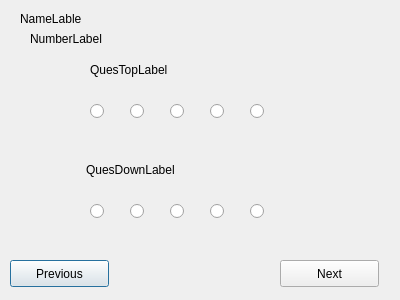
The window that qualificationinit.ui (abhinavthukral28/stuPID) describes before a commit, drawn with Qt 5.
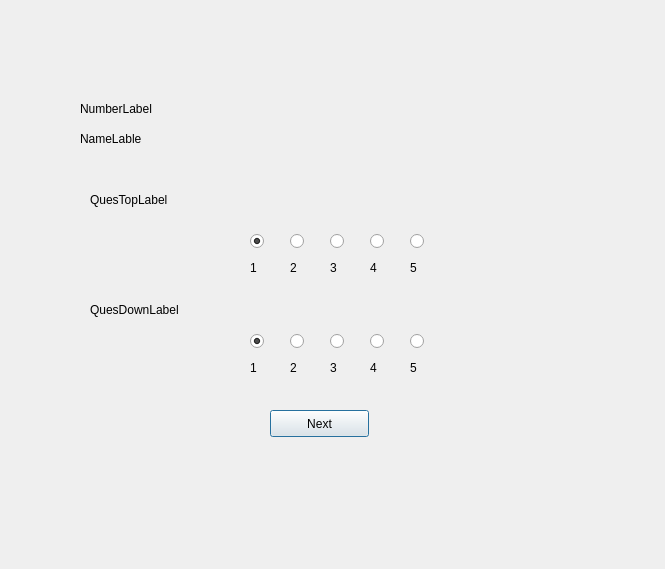
The same window after the commit.

Commit message: Registration almost done

What changed in the file:
```diff
--- a/qualificationinit.ui
+++ b/qualificationinit.ui
@@ -6,31 +6,18 @@
    <rect>
     <x>0</x>
     <y>0</y>
-    <width>400</width>
-    <height>300</height>
+    <width>665</width>
+    <height>569</height>
    </rect>
   </property>
   <property name="windowTitle">
    <string>Qualification</string>
   </property>
-  <widget class="QPushButton" name="PreviousButton">
-   <property name="geometry">
-    <rect>
-     <x>10</x>
-     <y>260</y>
-     <width>99</width>
-     <height>27</height>
-    </rect>
-   </property>
-   <property name="text">
-    <string>Previous</string>
-   </property>
-  </widget>
   <widget class="QPushButton" name="NextButton">
    <property name="geometry">
     <rect>
-     <x>280</x>
-     <y>260</y>
+     <x>270</x>
+     <y>410</y>
      <width>99</width>
      <height>27</height>
     </rect>
@@ -42,9 +29,9 @@
   <widget class="QLabel" name="QuesDownLabel">
    <property name="geometry">
     <rect>
-     <x>86</x>
-     <y>160</y>
-     <width>221</width>
+     <x>90</x>
+     <y>300</y>
+     <width>521</width>
      <height>20</height>
     </rect>
    </property>
@@ -56,8 +43,8 @@
    <property name="geometry">
     <rect>
      <x>90</x>
-     <y>60</y>
-     <width>241</width>
+     <y>190</y>
+     <width>511</width>
      <height>20</height>
     </rect>
    </property>
@@ -68,9 +55,9 @@
   <widget class="QLabel" name="keyLabel">
    <property name="geometry">
     <rect>
-     <x>20</x>
-     <y>10</y>
-     <width>91</width>
+     <x>80</x>
+     <y>130</y>
+     <width>271</width>
      <height>17</height>
     </rect>
    </property>
@@ -81,8 +68,8 @@
   <widget class="QLabel" name="NumberLabel">
    <property name="geometry">
     <rect>
-     <x>30</x>
-     <y>30</y>
+     <x>80</x>
+     <y>100</y>
      <width>101</width>
      <height>17</height>
     </rect>
@@ -94,8 +81,8 @@
   <widget class="QRadioButton" name="qB1">
    <property name="geometry">
     <rect>
-     <x>90</x>
-     <y>100</y>
+     <x>250</x>
+     <y>230</y>
      <width>21</width>
      <height>22</height>
     </rect>
@@ -103,6 +90,9 @@
    <property name="text">
     <string/>
    </property>
+   <property name="checked">
+    <bool>true</bool>
+   </property>
    <attribute name="buttonGroup">
     <string notr="true">qualificationButtonGroup</string>
    </attribute>
@@ -110,8 +100,8 @@
   <widget class="QRadioButton" name="qB2">
    <property name="geometry">
     <rect>
-     <x>130</x>
-     <y>100</y>
+     <x>290</x>
+     <y>230</y>
      <width>21</width>
      <height>22</height>
     </rect>
@@ -126,8 +116,8 @@
   <widget class="QRadioButton" name="qB3">
    <property name="geometry">
     <rect>
-     <x>170</x>
-     <y>100</y>
+     <x>330</x>
+     <y>230</y>
      <width>21</width>
      <height>22</height>
     </rect>
@@ -142,8 +132,8 @@
   <widget class="QRadioButton" name="qB4">
    <property name="geometry">
     <rect>
-     <x>210</x>
-     <y>100</y>
+     <x>370</x>
+     <y>230</y>
      <width>21</width>
      <height>22</height>
     </rect>
@@ -158,8 +148,8 @@
   <widget class="QRadioButton" name="qB5">
    <property name="geometry">
     <rect>
-     <x>250</x>
-     <y>100</y>
+     <x>410</x>
+     <y>230</y>
      <width>21</width>
      <height>22</height>
     </rect>
@@ -174,8 +164,8 @@
   <widget class="QRadioButton" name="eB1">
    <property name="geometry">
     <rect>
-     <x>90</x>
-     <y>200</y>
+     <x>250</x>
+     <y>330</y>
      <width>21</width>
      <height>22</height>
     </rect>
@@ -183,6 +173,9 @@
    <property name="text">
     <string/>
    </property>
+   <property name="checked">
+    <bool>true</bool>
+   </property>
    <attribute name="buttonGroup">
     <string notr="true">expectationButtonGroup</string>
    </attribute>
@@ -190,8 +183,8 @@
   <widget class="QRadioButton" name="eB5">
    <property name="geometry">
     <rect>
-     <x>250</x>
-     <y>200</y>
+     <x>410</x>
+     <y>330</y>
      <width>21</width>
      <height>22</height>
     </rect>
@@ -206,8 +199,8 @@
   <widget class="QRadioButton" name="eB2">
    <property name="geometry">
     <rect>
-     <x>130</x>
-     <y>200</y>
+     <x>290</x>
+     <y>330</y>
      <width>21</width>
      <height>22</height>
     </rect>
@@ -222,8 +215,8 @@
   <widget class="QRadioButton" name="eB4">
    <property name="geometry">
     <rect>
-     <x>210</x>
-     <y>200</y>
+     <x>370</x>
+     <y>330</y>
      <width>21</width>
      <height>22</height>
     </rect>
@@ -238,8 +231,8 @@
   <widget class="QRadioButton" name="eB3">
    <property name="geometry">
     <rect>
-     <x>170</x>
-     <y>200</y>
+     <x>330</x>
+     <y>330</y>
      <width>21</width>
      <height>22</height>
     </rect>
@@ -251,6 +244,136 @@
     <string notr="true">expectationButtonGroup</string>
    </attribute>
   </widget>
+  <widget class="QLabel" name="label">
+   <property name="geometry">
+    <rect>
+     <x>250</x>
+     <y>260</y>
+     <width>16</width>
+     <height>16</height>
+    </rect>
+   </property>
+   <property name="text">
+    <string>1</string>
+   </property>
+  </widget>
+  <widget class="QLabel" name="label_2">
+   <property name="geometry">
+    <rect>
+     <x>410</x>
+     <y>260</y>
+     <width>59</width>
+     <height>16</height>
+    </rect>
+   </property>
+   <property name="text">
+    <string>5</string>
+   </property>
+  </widget>
+  <widget class="QLabel" name="label_3">
+   <property name="geometry">
+    <rect>
+     <x>330</x>
+     <y>260</y>
+     <width>21</width>
+     <height>16</height>
+    </rect>
+   </property>
+   <property name="text">
+    <string>3</string>
+   </property>
+  </widget>
+  <widget class="QLabel" name="label_4">
+   <property name="geometry">
+    <rect>
+     <x>290</x>
+     <y>260</y>
+     <width>21</width>
+     <height>16</height>
+    </rect>
+   </property>
+   <property name="text">
+    <string>2</string>
+   </property>
+  </widget>
+  <widget class="QLabel" name="label_5">
+   <property name="geometry">
+    <rect>
+     <x>370</x>
+     <y>260</y>
+     <width>21</width>
+     <height>16</height>
+    </rect>
+   </property>
+   <property name="text">
+    <string>4</string>
+   </property>
+  </widget>
+  <widget class="QLabel" name="label_6">
+   <property name="geometry">
+    <rect>
+     <x>410</x>
+     <y>360</y>
+     <width>59</width>
+     <height>16</height>
+    </rect>
+   </property>
+   <property name="text">
+    <string>5</string>
+   </property>
+  </widget>
+  <widget class="QLabel" name="label_7">
+   <property name="geometry">
+    <rect>
+     <x>330</x>
+     <y>360</y>
+     <width>21</width>
+     <height>16</height>
+    </rect>
+   </property>
+   <property name="text">
+    <string>3</string>
+   </property>
+  </widget>
+  <widget class="QLabel" name="label_8">
+   <property name="geometry">
+    <rect>
+     <x>290</x>
+     <y>360</y>
+     <width>21</width>
+     <height>16</height>
+    </rect>
+   </property>
+   <property name="text">
+    <string>2</string>
+   </property>
+  </widget>
+  <widget class="QLabel" name="label_9">
+   <property name="geometry">
+    <rect>
+     <x>250</x>
+     <y>360</y>
+     <width>16</width>
+     <height>16</height>
+    </rect>
+   </property>
+   <property name="text">
+    <string>1</string>
+   </property>
+  </widget>
+  <widget class="QLabel" name="label_10">
+   <property name="geometry">
+    <rect>
+     <x>370</x>
+     <y>360</y>
+     <width>21</width>
+     <height>16</height>
+    </rect>
+   </property>
+   <property name="text">
+    <string>4</string>
+   </property>
+  </widget>
  </widget>
  <tabstops>
   <tabstop>PreviousButton</tabstop>
```
Left out of the diff: 1 changed line with no effect on the pictures. The commit also changes 1 other file.
